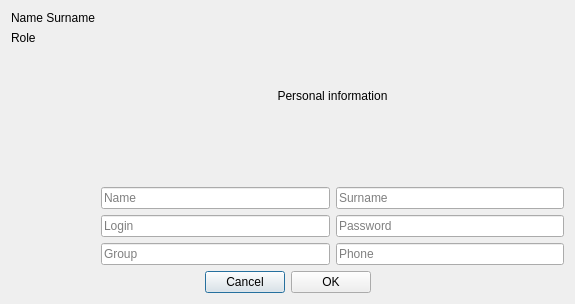
First picture: the form in studentpersonalwindow.ui, repository cry4alone/FacultativPRO, before the edit.
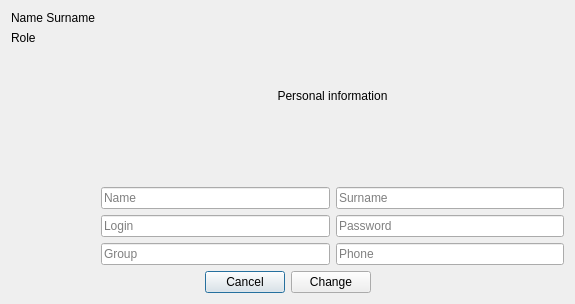
Second picture: the form after the edit.

```diff
--- a/studentpersonalwindow.ui
+++ b/studentpersonalwindow.ui
@@ -145,7 +145,7 @@
      <item>
       <widget class="QPushButton" name="OkButton">
        <property name="text">
-        <string>OK</string>
+        <string>Change</string>
        </property>
       </widget>
      </item>
```
Left out of the diff: 7 changed lines with no effect on the pictures.
